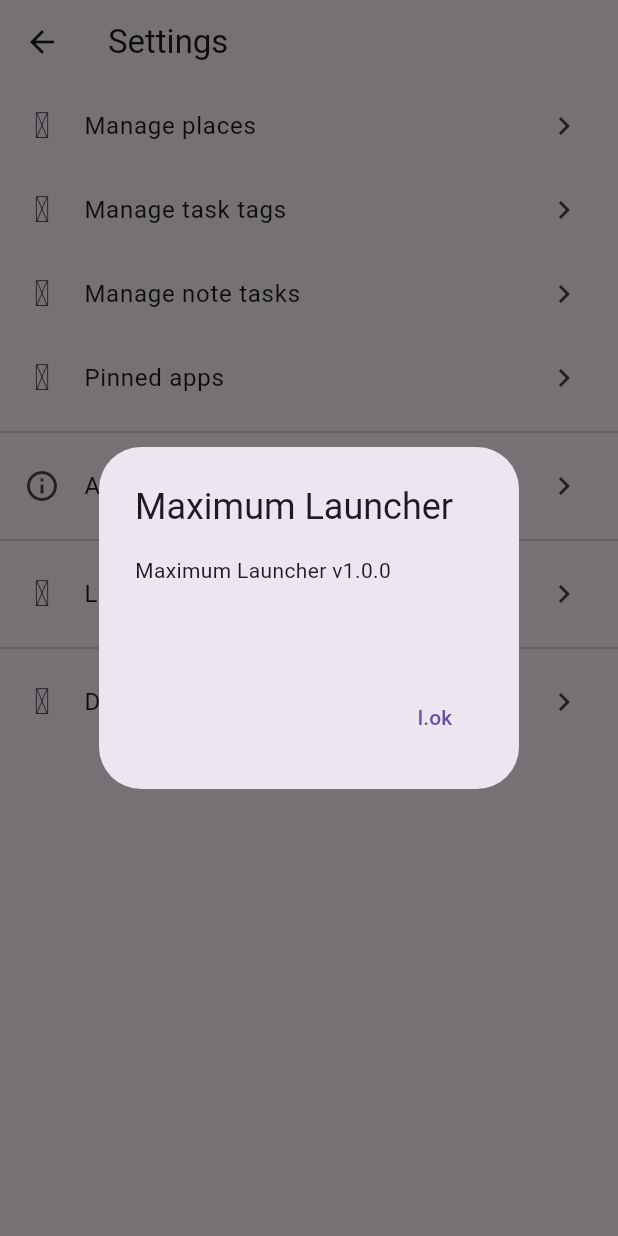
After one commit to orl0pl/maximum, a Flutter app: the SettingsScreen screen opened directly, after a tap on "About", on a phone screen of 412 x 824 dp. The commit adds this screen. Run offline on Flutter 3.47's test engine with Material 3 defaults, Android fonts, the phone set to English and light mode, and no system bars; drawn by our look-alikes of dynamic_color; our stand-ins replace flutter_map, flutter_material_design_icons, geocoding, geolocator, latlong2, package_info_plus and 2 more; missing offline and left inert: android_intent_plus, external_app_launcher, fuzzy, installed_apps; accounts and stored records are empty; generated files the repository leaves out were written again.

Commit message:
pinned apps changing

```diff
--- a/lib/l10n/app_en.arb
+++ b/lib/l10n/app_en.arb
@@ -90,5 +90,18 @@
     "repeat_start_date": "Repeat start date",
     "time": "Time",
 
-    "progress_title": "Progress"
+    "progress_title": "Progress",
+
+    "settings": "Settings",
+    "manage_places": "Manage places",
+    "manage_task_tags": "Manage task tags",
+    "manage_note_tags": "Manage note tasks",
+    "about": "About",
+    "license": "License",
+    "debug": "Debug",
+
+    "search_placeholder": "Search apps and more...",
+
+    "no_tags": "No tags",
+    "pinned_apps": "Pinned apps"
 }
--- a/lib/l10n/app_pl.arb
+++ b/lib/l10n/app_pl.arb
@@ -59,5 +59,18 @@
     "repeat_start_date": "Początek powtarzania",
     "time": "Godzina",
 
-    "progress_title": "Postęp"
+    "progress_title": "Postęp",
+
+    "settings": "Ustawienia",
+    "manage_places": "Zarządzaj miejscami",
+    "manage_task_tags": "Zarządzaj tagami zadań",
+    "manage_note_tags": "Zarządzaj tagami notatek",
+    "about": "O aplikacji",
+    "license": "Licencja",
+    "debug": "Debugowanie",
+
+    "search_placeholder": "Wyszukaj aplikację i nie tylko...",
+
+    "no_tags": "Brak tagów",
+    "pinned_apps": "Przypięte aplikacje"
 }
--- a/lib/screens/add_place.dart
+++ b/lib/screens/add_place.dart
@@ -148,11 +148,11 @@
   }
 
   submit() async {
-    print(placeDraft.toMap());
     DatabaseHelper dh = DatabaseHelper();
 
     if (widget.place == null) {
       int newId = await dh.insertPlace(placeDraft);
+      // ignore: use_build_context_synchronously
       if (context.mounted) Navigator.pop(context, newId);
     } else {
       dh.updatePlace(placeDraft);
--- /dev/null
+++ b/lib/screens/settings.dart
@@ -0,0 +1,130 @@
+import 'package:flutter/material.dart';
+import 'package:flutter_material_design_icons/flutter_material_design_icons.dart';
+import 'package:flutter_gen/gen_l10n/app_localizations.dart';
+import 'package:maximum/screens/add.dart';
+import 'package:maximum/screens/manage_places.dart';
+import 'package:maximum/screens/manage_tags.dart';
+import 'package:maximum/screens/pinned_apps.dart';
+import 'package:package_info_plus/package_info_plus.dart';
+
+class SettingsScreen extends StatefulWidget {
+  const SettingsScreen({super.key});
+
+  @override
+  State<SettingsScreen> createState() => _SettingsScreenState();
+}
+
+class _SettingsScreenState extends State<SettingsScreen> {
+  Future<void> showAboutDialog() async {
+    PackageInfo packageInfo = await PackageInfo.fromPlatform();
+    showDialog(
+      context: context,
+      builder: (context) {
+        return AlertDialog(
+          title: const Text("Maximum Launcher"),
+          content: Text("""
+Maximum Launcher v${packageInfo.version}
+${packageInfo.packageName}
+              """),
+          actions: [
+            TextButton(
+              onPressed: () {
+                Navigator.of(context).pop();
+              },
+              child: const Text("l.ok"),
+            ),
+          ],
+        );
+      },
+    );
+  }
+
+  @override
+  Widget build(BuildContext context) {
+    AppLocalizations l = AppLocalizations.of(context)!;
+    return Scaffold(
+      appBar: AppBar(
+        title: Text(l.settings),
+      ),
+      body: ListView(
+        children: [
+          ListTile(
+            title: Text(l.manage_places),
+            leading: const Icon(MdiIcons.mapMarkerMultipleOutline),
+            trailing: const Icon(Icons.chevron_right),
+            onTap: () {
+              Navigator.of(context).push(MaterialPageRoute(builder: (context) {
+                return const ManagePlacesScreen();
+              }));
+            },
+          ),
+          ListTile(
+            title: Text(l.manage_task_tags),
+            leading: const Icon(MdiIcons.textSearchVariant),
+            trailing: const Icon(Icons.chevron_right),
+            onTap: () {
+              Navigator.of(context).push(MaterialPageRoute(builder: (context) {
+                return const ManageTagsScreen(
+                  typeOfTags: EntryType.task,
+                );
+              }));
+            },
+          ),
+          ListTile(
+            title: Text(l.manage_note_tags),
+            leading: const Icon(MdiIcons.noteSearchOutline),
+            trailing: const Icon(Icons.chevron_right),
+            onTap: () {
+              Navigator.of(context).push(MaterialPageRoute(builder: (context) {
+                return const ManageTagsScreen(
+                  typeOfTags: EntryType.note,
+                );
+              }));
+            },
+          ),
+          ListTile(
+              title: Text(l.pinned_apps),
+              leading: const Icon(MdiIcons.pinOutline),
+              trailing: const Icon(Icons.chevron_right),
+              onTap: () {
+                Navigator.of(context)
+                    .push(MaterialPageRoute(builder: (context) {
+                  return const PinnedAppsScreen();
+                }));
+              }),
+          const Divider(),
+          ListTile(
+            title: Text(l.about),
+            leading: const Icon(Icons.info_outline),
+            trailing: const Icon(Icons.chevron_right),
+            onTap: () {
+              showAboutDialog();
+            },
+          ),
+          const Divider(),
+          ListTile(
+            title: Text(l.license),
+            leading: const Icon(MdiIcons.license),
+            trailing: const Icon(Icons.chevron_right),
+            onTap: () {
+              showLicensePage(context: context, applicationName: "Maximum");
+            },
+          ),
+          const Divider(),
+          ListTile(
+            title: Text(l.debug),
+            leading: const Icon(MdiIcons.debugStepOver),
+            trailing: const Icon(Icons.chevron_right),
+            onTap: () {
+              ScaffoldMessenger.of(context).showSnackBar(
+                SnackBar(
+                  content: const Text("Not implemented yet"),
+                ),
+              );
+            },
+          ),
+        ],
+      ),
+    );
+  }
+}
--- a/lib/screens/task_info.dart
+++ b/lib/screens/task_info.dart
@@ -159,7 +159,7 @@
     } else {
       return Scaffold(
         appBar: AppBar(
-          title: const Text("l.loading"),
+          title: Text(l.loading),
         ),
         body: const SingleChildScrollView(),
       );
--- a/lib/widgets/miniwidgets.dart
+++ b/lib/widgets/miniwidgets.dart
@@ -1,5 +1,6 @@
 import 'package:flutter/material.dart';
 import 'package:maximum/utils/alarm.dart';
+import 'package:flutter_gen/gen_l10n/app_localizations.dart';
 
 class Weather extends StatelessWidget {
   const Weather({
@@ -32,7 +33,7 @@
 }
 
 class _AlarmState extends State<Alarm> {
-  String nextAlarm = "l.loading";
+  String? nextAlarm;
 
   @override
   void initState() {
@@ -52,11 +53,12 @@
   @override
   Widget build(BuildContext context) {
     TextTheme textTheme = Theme.of(context).textTheme;
+    nextAlarm ??= AppLocalizations.of(context)!.loading;
     return Row(
       children: [
         const Icon(Icons.alarm),
         const SizedBox(width: 4),
-        Text(nextAlarm, style: textTheme.titleLarge)
+        Text(nextAlarm ?? "", style: textTheme.titleLarge)
       ],
     );
   }
--- a/pubspec.yaml
+++ b/pubspec.yaml
@@ -1,5 +1,5 @@
 name: maximum
-description: "A new Flutter project."
+description: "The launcher built for maximum productivity using Flutter."
 # The following line prevents the package from being accidentally published to
 # pub.dev using `flutter pub publish`. This is preferred for private packages.
 publish_to: "none" # Remove this line if you wish to publish to pub.dev
@@ -32,6 +32,7 @@
   fuzzy: <1.0.0
   url_launcher: ^6.0.9
   android_intent_plus: ^5.1.0
+  shared_preferences: ^2.3.2
   dynamic_color: ^1.4.0
   installed_apps: ^1.5.0
   transparent_image: ^2.0.1
```
Also changed, not shown: lib/data/database_helper.dart (+13 -0 lines), lib/main.dart (+100 -37 lines), lib/screens/manage_places.dart (added, +75 -0 lines), lib/screens/manage_tags.dart (added, +115 -0 lines), lib/screens/pinned_apps.dart (added, +84 -0 lines), pubspec.lock.
